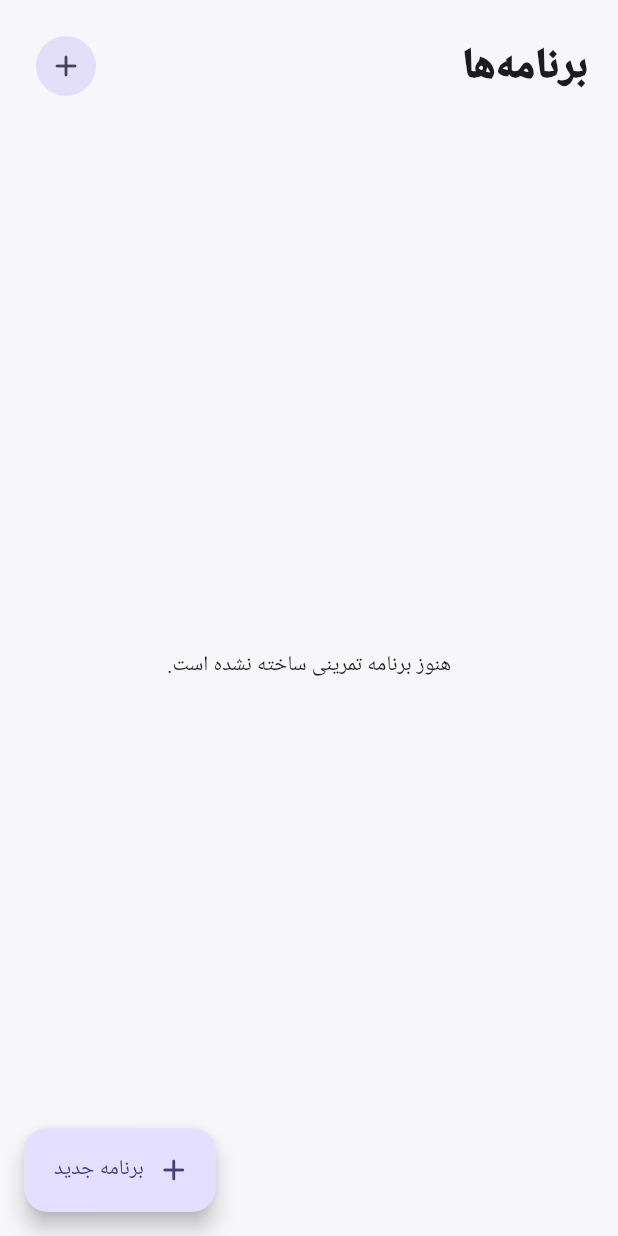
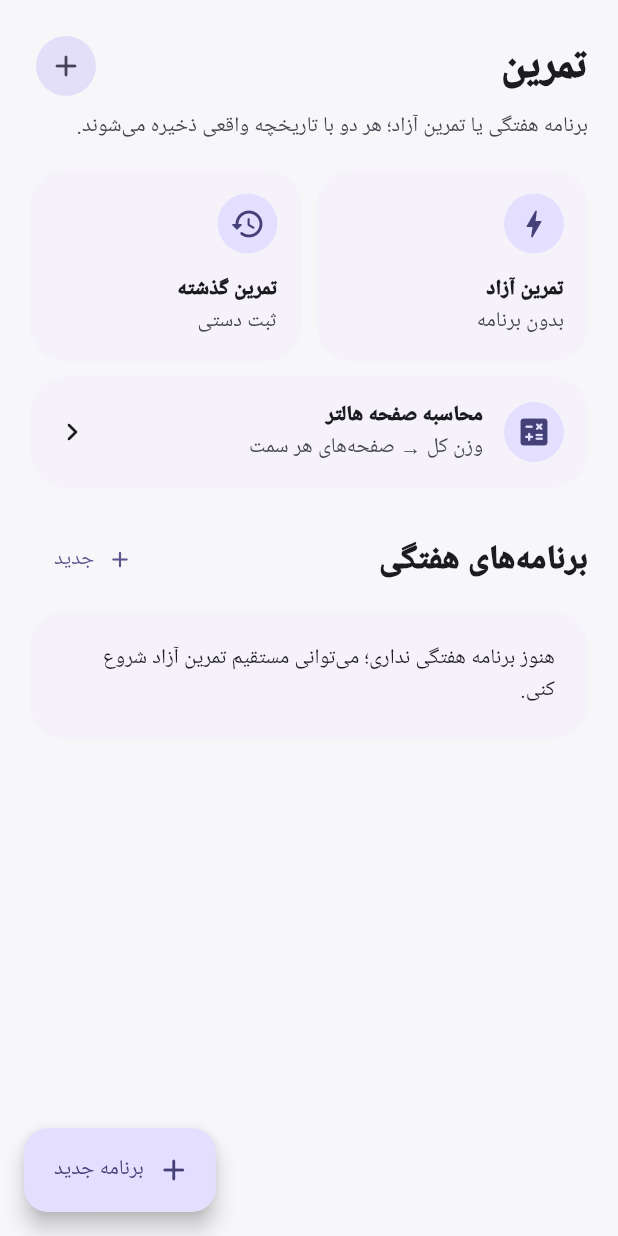
Before and after one commit to sahandse/tamrino, a Flutter app: the WorkoutsScreen screen opened directly, on a phone screen of 412 x 824 dp. Run offline on Flutter 3.47's test engine with Material 3 defaults, Android fonts, the phone set to English and light mode, and no system bars; our stand-ins replace file_picker, flutter_local_notifications, flutter_timezone, shared_preferences, sqflite, timezone; accounts and stored records are empty.

Commit message:
feat: redesign workout hub with freestyle past log and plate tools

```diff
--- a/lib/features/workouts/workouts_screen.dart
+++ b/lib/features/workouts/workouts_screen.dart
@@ -1,6 +1,9 @@
 import 'package:flutter/material.dart';
 
 import '../../core/database/workout_repository.dart';
+import 'freestyle_workout_screen.dart';
+import 'past_workout_screen.dart';
+import 'plate_calculator_screen.dart';
 import 'workout_session_screen.dart';
 
 class WorkoutsScreen extends StatefulWidget {
@@ -13,8 +16,19 @@ class WorkoutsScreen extends StatefulWidget {
 class _WorkoutsScreenState extends State<WorkoutsScreen> {
   final repo = WorkoutRepository();
   static const weekdays = <int, String>{
-    6: 'شنبه', 7: 'یکشنبه', 1: 'دوشنبه', 2: 'سه‌شنبه', 3: 'چهارشنبه', 4: 'پنجشنبه', 5: 'جمعه',
+    6: 'شنبه',
+    7: 'یکشنبه',
+    1: 'دوشنبه',
+    2: 'سه‌شنبه',
+    3: 'چهارشنبه',
+    4: 'پنجشنبه',
+    5: 'جمعه',
   };
+
+  Future<void> _open(Widget page) async {
+    await Navigator.of(context).push(MaterialPageRoute(builder: (_) => page));
+    if (mounted) setState(() {});
+  }
 
   Future<void> _createPlan() async {
     final name = TextEditingController();
@@ -26,9 +40,17 @@ class _WorkoutsScreenState extends State<WorkoutsScreen> {
       showDragHandle: true,
       builder: (context) => Directionality(
         textDirection: TextDirection.rtl,
-        child: StatefulBuilder(builder: (context, localSetState) => Padding(
-          padding: EdgeInsets.only(left: 20, right: 20, bottom: MediaQuery.of(context).viewInsets.bottom + 20),
-          child: Column(mainAxisSize: MainAxisSize.min, crossAxisAlignment: CrossAxisAlignment.stretch, children: [
+        child: StatefulBuilder(
+          builder: (context, localSetState) => Padding(
+            padding: EdgeInsets.only(
+              left: 20,
+              right: 20,
+              bottom: MediaQuery.of(context).viewInsets.bottom + 20,
+            ),
+            child: Column(
+              mainAxisSize: MainAxisSize.min,
+              crossAxisAlignment: CrossAxisAlignment.stretch,
+              children: [
                 Text('برنامه جدید', style: Theme.of(context).textTheme.titleLarge?.copyWith(fontWeight: FontWeight.w900)),
                 const SizedBox(height: 16),
                 TextField(controller: name, decoration: const InputDecoration(labelText: 'نام برنامه *')),
@@ -40,7 +62,7 @@ class _WorkoutsScreenState extends State<WorkoutsScreen> {
                     const DropdownMenuItem<int?>(value: null, child: Text('بدون روز مشخص')),
                     ...weekdays.entries.map((e) => DropdownMenuItem<int?>(value: e.key, child: Text(e.value))),
                   ],
-              onChanged: (v) => localSetState(() => weekday = v),
+                  onChanged: (value) => localSetState(() => weekday = value),
                 ),
                 const SizedBox(height: 12),
                 TextField(controller: notes, maxLines: 3, decoration: const InputDecoration(labelText: 'یادداشت')),
@@ -53,8 +75,10 @@ class _WorkoutsScreenState extends State<WorkoutsScreen> {
                   },
                   child: const Text('ساخت برنامه'),
                 ),
-          ]),
-        )),
+              ],
+            ),
+          ),
+        ),
       ),
     );
     if (created == true && mounted) setState(() {});
@@ -64,7 +88,7 @@ class _WorkoutsScreenState extends State<WorkoutsScreen> {
     await repo.duplicatePlan(plan['id'] as int);
     if (!mounted) return;
     setState(() {});
-    ScaffoldMessenger.of(context).showSnackBar(const SnackBar(content: Text('یک نسخه کپی از برنامه ساخته شد.')));
+    ScaffoldMessenger.of(context).showSnackBar(const SnackBar(content: Text('نسخه کپی برنامه ساخته شد.')));
   }
 
   Future<void> _changeWeekday(Map<String, Object?> plan) async {
@@ -74,10 +98,15 @@ class _WorkoutsScreenState extends State<WorkoutsScreen> {
       showDragHandle: true,
       builder: (context) => Directionality(
         textDirection: TextDirection.rtl,
-        child: SafeArea(child: Column(mainAxisSize: MainAxisSize.min, children: [
+        child: SafeArea(
+          child: Column(
+            mainAxisSize: MainAxisSize.min,
+            children: [
               ListTile(title: const Text('بدون روز مشخص'), selected: current == null, onTap: () => Navigator.pop(context, 0)),
               ...weekdays.entries.map((e) => ListTile(title: Text(e.value), selected: current == e.key, onTap: () => Navigator.pop(context, e.key))),
-        ])),
+            ],
+          ),
+        ),
       ),
     );
     if (!mounted || value == null) return;
@@ -97,13 +126,16 @@ class _WorkoutsScreenState extends State<WorkoutsScreen> {
         textDirection: TextDirection.rtl,
         child: Padding(
           padding: EdgeInsets.only(left: 20, right: 20, bottom: MediaQuery.of(context).viewInsets.bottom + 20),
-          child: Column(mainAxisSize: MainAxisSize.min, crossAxisAlignment: CrossAxisAlignment.stretch, children: [
+          child: Column(
+            mainAxisSize: MainAxisSize.min,
+            crossAxisAlignment: CrossAxisAlignment.stretch,
+            children: [
               Text(item['name'] as String, style: Theme.of(context).textTheme.titleLarge?.copyWith(fontWeight: FontWeight.w900)),
               const SizedBox(height: 14),
               Row(children: [
                 Expanded(child: TextField(controller: sets, keyboardType: TextInputType.number, decoration: const InputDecoration(labelText: 'تعداد ست'))),
                 const SizedBox(width: 10),
-              Expanded(child: TextField(controller: reps, decoration: const InputDecoration(labelText: 'تکرار'))),
+                Expanded(child: TextField(controller: reps, decoration: InputDecoration(labelText: item['exercise_mode'] == 'timed' ? 'هدف زمان' : 'هدف تکرار'))),
               ]),
               const SizedBox(height: 12),
               TextField(controller: rest, keyboardType: TextInputType.number, decoration: const InputDecoration(labelText: 'استراحت (ثانیه)')),
@@ -128,7 +160,8 @@ class _WorkoutsScreenState extends State<WorkoutsScreen> {
                 icon: const Icon(Icons.delete_outline_rounded),
                 label: const Text('حذف حرکت از برنامه'),
               ),
-          ]),
+            ],
+          ),
         ),
       ),
     );
@@ -146,7 +179,8 @@ class _WorkoutsScreenState extends State<WorkoutsScreen> {
       showDragHandle: true,
       builder: (context) => Directionality(
         textDirection: TextDirection.rtl,
-        child: StatefulBuilder(builder: (context, localSetState) {
+        child: StatefulBuilder(
+          builder: (context, localSetState) {
             Future<void> reload() async {
               selected = await repo.getPlanExercises(planId);
               localSetState(() {});
@@ -155,28 +189,20 @@ class _WorkoutsScreenState extends State<WorkoutsScreen> {
 
             return DraggableScrollableSheet(
               expand: false,
-            initialChildSize: .82,
-            maxChildSize: .95,
-            builder: (context, controller) => CustomScrollView(
+              initialChildSize: .85,
+              maxChildSize: .96,
+              builder: (context, controller) => ListView(
                 controller: controller,
-              slivers: [
-                SliverPadding(
-                  padding: const EdgeInsets.fromLTRB(20, 0, 20, 12),
-                  sliver: SliverToBoxAdapter(
-                    child: Column(crossAxisAlignment: CrossAxisAlignment.start, children: [
+                padding: const EdgeInsets.fromLTRB(20, 0, 20, 28),
+                children: [
                   Text(plan['name'] as String, style: Theme.of(context).textTheme.titleLarge?.copyWith(fontWeight: FontWeight.w900)),
                   const SizedBox(height: 4),
-                      Text('ترتیب حرکات را با کشیدن جابه‌جا کن.', style: TextStyle(color: Theme.of(context).colorScheme.onSurfaceVariant)),
+                  Text('ترتیب حرکات را نگه دار و تنظیم هر حرکت را جدا تغییر بده.', style: TextStyle(color: Theme.of(context).colorScheme.onSurfaceVariant)),
                   const SizedBox(height: 14),
-                    ]),
-                  ),
-                ),
-                SliverPadding(
-                  padding: const EdgeInsets.symmetric(horizontal: 20),
-                  sliver: SliverToBoxAdapter(
-                    child: selected.isEmpty
-                        ? const Padding(padding: EdgeInsets.symmetric(vertical: 20), child: Text('هنوز حرکتی به این برنامه اضافه نشده است.', textAlign: TextAlign.center))
-                        : SizedBox(
+                  if (selected.isEmpty)
+                    const Card(child: Padding(padding: EdgeInsets.all(18), child: Text('هنوز حرکتی اضافه نشده است.')))
+                  else
+                    SizedBox(
                       height: (selected.length * 82).clamp(82, 410).toDouble(),
                       child: ReorderableListView.builder(
                         buildDefaultDragHandles: false,
@@ -195,7 +221,7 @@ class _WorkoutsScreenState extends State<WorkoutsScreen> {
                             child: ListTile(
                               leading: ReorderableDragStartListener(index: index, child: const Icon(Icons.drag_indicator_rounded)),
                               title: Text(item['name'] as String, style: const TextStyle(fontWeight: FontWeight.w800)),
-                                    subtitle: Text('${item['target_sets'] ?? '—'} ست • ${item['target_reps'] ?? '—'} تکرار • ${item['rest_seconds'] ?? 90} ثانیه'),
+                              subtitle: Text('${item['target_sets'] ?? '—'} ست • ${item['target_reps'] ?? '—'} • ${item['rest_seconds'] ?? 90}s'),
                               trailing: const Icon(Icons.tune_rounded),
                               onTap: () async {
                                 await _editPlanExercise(item);
@@ -206,41 +232,35 @@ class _WorkoutsScreenState extends State<WorkoutsScreen> {
                         },
                       ),
                     ),
-                  ),
-                ),
-                SliverPadding(
-                  padding: const EdgeInsets.fromLTRB(20, 18, 20, 8),
-                  sliver: SliverToBoxAdapter(child: Text('افزودن حرکت', style: Theme.of(context).textTheme.titleMedium?.copyWith(fontWeight: FontWeight.w900))),
-                ),
+                  const SizedBox(height: 18),
+                  Text('افزودن حرکت', style: Theme.of(context).textTheme.titleMedium?.copyWith(fontWeight: FontWeight.w900)),
+                  const SizedBox(height: 8),
                   if (exercises.isEmpty)
-                  const SliverToBoxAdapter(child: Padding(padding: EdgeInsets.all(20), child: Text('ابتدا از تب حرکات، یک حرکت واقعی اضافه کن.')))
+                    const Card(child: Padding(padding: EdgeInsets.all(18), child: Text('ابتدا از تب حرکات، یک حرکت بساز.')))
                   else
-                  SliverList.builder(
-                    itemCount: exercises.length,
-                    itemBuilder: (context, index) {
-                      final exercise = exercises[index];
-                      return ListTile(
-                        contentPadding: const EdgeInsets.symmetric(horizontal: 20),
-                        leading: const CircleAvatar(child: Icon(Icons.add_rounded)),
+                    ...exercises.map((exercise) => ListTile(
+                          leading: CircleAvatar(child: Icon(exercise['is_favorite'] == 1 ? Icons.star_rounded : Icons.add_rounded)),
                           title: Text(exercise['name'] as String),
-                        subtitle: exercise['is_favorite'] == 1 ? const Text('★ علاقه‌مندی') : null,
+                          subtitle: Text([
+                            exercise['exercise_mode'] == 'timed' ? 'زمانی' : 'تکراری',
+                            if (exercise['is_bodyweight'] == 1) 'وزن بدن',
+                            if (exercise['per_side'] == 1) 'هر سمت',
+                          ].join(' • ')),
                           onTap: () async {
                             await repo.addExerciseToPlan(
                               planId: planId,
                               exerciseId: exercise['id'] as int,
                               targetSets: 3,
-                            targetReps: '8-12',
+                              targetReps: exercise['exercise_mode'] == 'timed' ? '30s' : '8-12',
                             );
                             await reload();
                           },
+                        )),
+                ],
+              ),
             );
           },
         ),
-                const SliverToBoxAdapter(child: SizedBox(height: 24)),
-              ],
-            ),
-          );
-        }),
       ),
     );
   }
@@ -261,27 +281,59 @@ class _WorkoutsScreenState extends State<WorkoutsScreen> {
     return FutureBuilder<List<Map<String, Object?>>>(
       future: repo.getPlans(),
       builder: (context, snapshot) {
-        final plans = snapshot.data ?? const [];
+        final plans = (snapshot.data ?? const <Map<String, Object?>>[])
+            .where((p) => p['notes'] != '__tamrino_freestyle__')
+            .toList();
         return Scaffold(
-          body: Padding(
+          body: ListView(
             padding: const EdgeInsets.all(20),
-            child: Column(crossAxisAlignment: CrossAxisAlignment.stretch, children: [
+            children: [
               Row(children: [
-                Expanded(child: Text('برنامه‌ها', style: Theme.of(context).textTheme.headlineMedium?.copyWith(fontWeight: FontWeight.w900))),
+                Expanded(child: Text('تمرین', style: Theme.of(context).textTheme.headlineMedium?.copyWith(fontWeight: FontWeight.w900))),
                 IconButton.filledTonal(onPressed: _createPlan, icon: const Icon(Icons.add_rounded)),
               ]),
-              const SizedBox(height: 16),
-              Expanded(child: snapshot.connectionState == ConnectionState.waiting
-                  ? const Center(child: CircularProgressIndicator())
-                  : plans.isEmpty
-                      ? const Center(child: Text('هنوز برنامه تمرینی ساخته نشده است.'))
-                      : ListView.separated(
-                          itemCount: plans.length,
-                          separatorBuilder: (_, __) => const SizedBox(height: 12),
-                          itemBuilder: (context, index) {
-                            final plan = plans[index];
+              const SizedBox(height: 6),
+              Text('برنامه هفتگی یا تمرین آزاد؛ هر دو با تاریخچه واقعی ذخیره می‌شوند.', style: TextStyle(color: Theme.of(context).colorScheme.onSurfaceVariant)),
+              const SizedBox(height: 18),
+              Row(children: [
+                Expanded(child: _QuickAction(
+                  icon: Icons.bolt_rounded,
+                  title: 'تمرین آزاد',
+                  subtitle: 'بدون برنامه',
+                  onTap: () => _open(const FreestyleWorkoutScreen()),
+                )),
+                const SizedBox(width: 10),
+                Expanded(child: _QuickAction(
+                  icon: Icons.history_rounded,
+                  title: 'تمرین گذشته',
+                  subtitle: 'ثبت دستی',
+                  onTap: () => _open(const PastWorkoutScreen()),
+                )),
+              ]),
+              const SizedBox(height: 10),
+              _QuickAction(
+                icon: Icons.calculate_rounded,
+                title: 'محاسبه صفحه هالتر',
+                subtitle: 'وزن کل → صفحه‌های هر سمت',
+                onTap: () => _open(const PlateCalculatorScreen()),
+                horizontal: true,
+              ),
+              const SizedBox(height: 24),
+              Row(children: [
+                Expanded(child: Text('برنامه‌های هفتگی', style: Theme.of(context).textTheme.titleLarge?.copyWith(fontWeight: FontWeight.w900))),
+                TextButton.icon(onPressed: _createPlan, icon: const Icon(Icons.add_rounded), label: const Text('جدید')),
+              ]),
+              const SizedBox(height: 10),
+              if (snapshot.connectionState == ConnectionState.waiting)
+                const Padding(padding: EdgeInsets.all(60), child: Center(child: CircularProgressIndicator()))
+              else if (plans.isEmpty)
+                const Card(child: Padding(padding: EdgeInsets.all(22), child: Text('هنوز برنامه هفتگی نداری؛ می‌توانی مستقیم تمرین آزاد شروع کنی.')))
+              else
+                ...plans.map((plan) {
                   final weekday = plan['weekday'] as int?;
-                            return Card(
+                  return Padding(
+                    padding: const EdgeInsets.only(bottom: 12),
+                    child: Card(
                       child: Padding(
                         padding: const EdgeInsets.all(16),
                         child: Column(crossAxisAlignment: CrossAxisAlignment.stretch, children: [
@@ -298,7 +350,6 @@ class _WorkoutsScreenState extends State<WorkoutsScreen> {
                               ],
                             ),
                           ]),
-                                  const SizedBox(height: 4),
                           Wrap(spacing: 8, runSpacing: 6, children: [
                             Chip(label: Text('${plan['exercise_count'] ?? 0} حرکت')),
                             Chip(label: Text(weekday == null ? 'بدون روز' : weekdays[weekday]!)),
@@ -315,10 +366,11 @@ class _WorkoutsScreenState extends State<WorkoutsScreen> {
                           ]),
                         ]),
                       ),
+                    ),
                   );
-                          },
-                        )),
-            ]),
+                }),
+              const SizedBox(height: 90),
+            ],
           ),
           floatingActionButton: FloatingActionButton.extended(onPressed: _createPlan, icon: const Icon(Icons.add_rounded), label: const Text('برنامه جدید')),
         );
@@ -326,3 +378,47 @@ class _WorkoutsScreenState extends State<WorkoutsScreen> {
     );
   }
 }
+
+class _QuickAction extends StatelessWidget {
+  const _QuickAction({
+    required this.icon,
+    required this.title,
+    required this.subtitle,
+    required this.onTap,
+    this.horizontal = false,
+  });
+
+  final IconData icon;
+  final String title;
+  final String subtitle;
+  final VoidCallback onTap;
+  final bool horizontal;
+
+  @override
+  Widget build(BuildContext context) {
+    final content = horizontal
+        ? Row(children: [
+            CircleAvatar(child: Icon(icon)),
+            const SizedBox(width: 14),
+            Expanded(child: Column(crossAxisAlignment: CrossAxisAlignment.start, children: [
+              Text(title, style: const TextStyle(fontWeight: FontWeight.w900)),
+              Text(subtitle, style: TextStyle(color: Theme.of(context).colorScheme.onSurfaceVariant)),
+            ])),
+            const Icon(Icons.chevron_left_rounded),
+          ])
+        : Column(crossAxisAlignment: CrossAxisAlignment.start, children: [
+            CircleAvatar(child: Icon(icon)),
+            const SizedBox(height: 14),
+            Text(title, style: const TextStyle(fontWeight: FontWeight.w900)),
+            Text(subtitle, style: TextStyle(color: Theme.of(context).colorScheme.onSurfaceVariant)),
+          ]);
+
+    return Card(
+      child: InkWell(
+        borderRadius: BorderRadius.circular(24),
+        onTap: onTap,
+        child: Padding(padding: const EdgeInsets.all(16), child: content),
+      ),
+    );
+  }
+}
```
Lines whose indentation alone changed are shown as unchanged.
